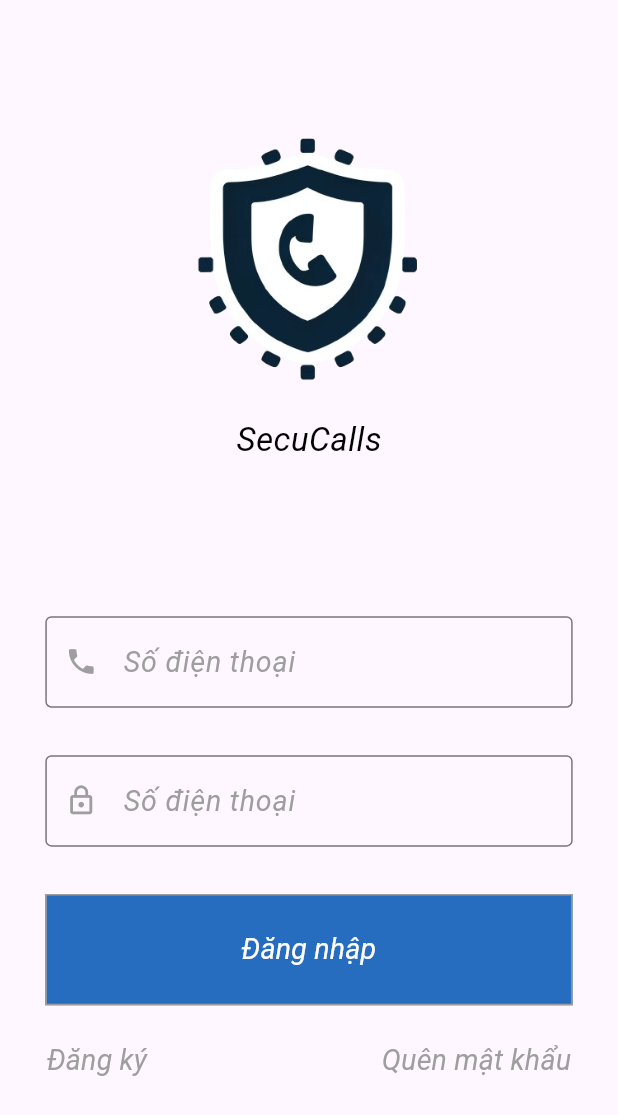
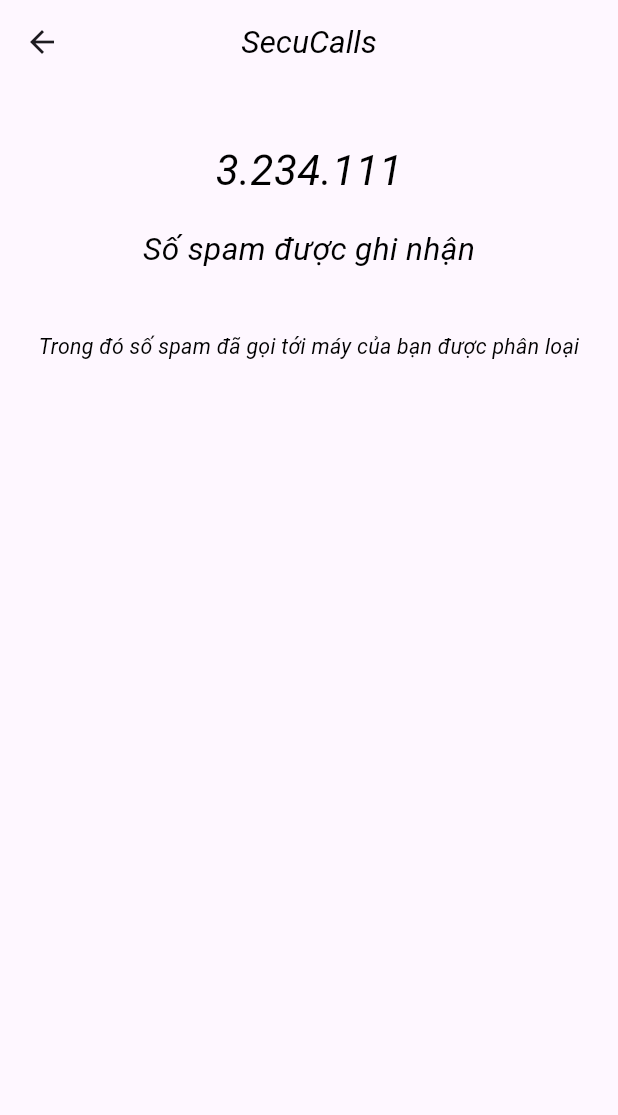
Before and after one commit to ngthanhtra165/SecuCalls, a Flutter app: the screen it shows after launch, after a tap on "Đăng nhập", on a phone screen of 412 x 824 dp. Shown: the top 1115 px of the screen. Run offline on Flutter 3.47's test engine with Material 3 defaults, Android fonts, the light colour scheme and no system bars; our stand-ins replace flutter_screenutil; Roboto replaces fonts that are missing (ABeeZee).

Commit message:
save code

```diff
--- a/lib/constant/style.dart
+++ b/lib/constant/style.dart
@@ -57,6 +57,14 @@
   fontStyle: FontStyle.italic,
 );
 
+const TextStyle textBlack28Italic = TextStyle(
+  fontFamily: "ABeeZee",
+  fontWeight: FontWeight.w400,
+  fontSize: 28,
+  color: Colors.black,
+  fontStyle: FontStyle.italic,
+);
+
 const TextStyle textBlack21 = TextStyle(
   fontFamily: "ABeeZee",
   fontWeight: FontWeight.w400,
--- a/lib/generate_route.dart
+++ b/lib/generate_route.dart
@@ -1,4 +1,5 @@
 import 'package:flutter/material.dart';
+import 'package:secucalls/screen/dashboard/dashboard_screen.dart';
 import 'package:secucalls/screen/forget_password/forget_password_screen.dart';
 import 'package:secucalls/screen/login/login_screen.dart';
 import 'package:secucalls/screen/register/register_screen.dart';
@@ -11,6 +12,8 @@
       return PageRouteBuilder(pageBuilder: (context, animation, secondaryAnimation) => const RegisterScreen());
     case "/ForgetPassword":
       return PageRouteBuilder(pageBuilder: (context, animation, secondaryAnimation) => const ForgetPasswordScreen());
+    case "/Dashboard":
+      return PageRouteBuilder(pageBuilder: (context, animation, secondaryAnimation) => const DashboardScreen());
     default:
       return PageRouteBuilder(pageBuilder: (context, animation, secondaryAnimation) => const LoginScreen());
   }
--- /dev/null
+++ b/lib/screen/dashboard/dashboard_screen.dart
@@ -0,0 +1,110 @@
+import 'package:flutter/material.dart';
+import 'package:flutter_screenutil/flutter_screenutil.dart';
+import 'package:secucalls/common/appbar.dart';
+import 'package:secucalls/common/button.dart';
+import 'package:secucalls/common/text_field.dart';
+import 'package:secucalls/constant/design_size.dart';
+import 'package:secucalls/constant/style.dart';
+import 'package:secucalls/screen/dashboard/dashboard_screen_def.dart';
+
+class DashboardScreen extends StatefulWidget {
+  const DashboardScreen({super.key});
+
+  @override
+  // ignore: library_private_types_in_public_api
+  _DashboardScreenState createState() => _DashboardScreenState();
+}
+
+class _DashboardScreenState extends State<DashboardScreen> {
+  @override
+  void initState() {
+    super.initState();
+    number = "3.234.111";
+  }
+
+  late String number;
+
+  @override
+  Widget build(BuildContext context) {
+    return ScreenUtilInit(
+      designSize: fullScreenPortraitSize,
+      child: SafeArea(
+        child: Scaffold(
+            // You can design your splash screen UI here
+            resizeToAvoidBottomInset: false,
+            appBar: AppBar(
+              centerTitle: true,
+              title: const Text(
+                title_appbar,
+                textAlign: TextAlign.center,
+                style: textBlack21Italic,
+              ),
+            ),
+            body: Column(
+              mainAxisAlignment: MainAxisAlignment.start,
+              children: [
+                SizedBox(
+                  height: size_display_box.height.h,
+                  width: double.infinity,
+                  child: Column(
+                    mainAxisAlignment: MainAxisAlignment.start,
+                    children: [
+                      SizedBox(
+                        height: top_margin_total_number.h,
+                      ),
+                      Padding(
+                        padding: EdgeInsets.only(
+                          left: left_margin_total_number.w,
+                          right: left_margin_total_number.w,
+                        ),
+                        child: FittedBox(
+                          fit: BoxFit.scaleDown,
+                          child: Text(
+                            number,
+                            style: textBlack28Italic,
+                          ),
+                        ),
+                      ),
+                      SizedBox(
+                        height: top_margin_title.h,
+                      ),
+                      Padding(
+                        padding: EdgeInsets.only(
+                          left: left_margin_title.w,
+                          right: left_margin_title.w,
+                        ),
+                        child: const FittedBox(
+                          fit: BoxFit.scaleDown,
+                          child: Text(
+                            text_title,
+                            style: textBlack21Italic,
+                          ),
+                        ),
+                      ),
+                      SizedBox(
+                        height: top_margin_sub_title.h,
+                      ),
+                      Expanded(
+                        child: Padding(
+                          padding: EdgeInsets.only(
+                            left: left_margin_sub_title.w,
+                            right: left_margin_sub_title.w,
+                          ),
+                          child: const FittedBox(
+                            fit: BoxFit.scaleDown,
+                            child: Text(
+                              sub_text_title,
+                              style: textBlack21Italic,
+                            ),
+                          ),
+                        ),
+                      ),
+                    ],
+                  ),
+                )
+              ],
+            )),
+      ),
+    );
+  }
+}
--- /dev/null
+++ b/lib/screen/dashboard/dashboard_screen_def.dart
@@ -0,0 +1,26 @@
+
+// ignore_for_file: constant_identifier_names
+
+import 'package:flutter/material.dart';
+
+const String title_appbar = "SecuCalls";
+const String text_title = "Số spam được ghi nhận";
+const String sub_text_title = "Trong đó số spam đã gọi tới máy của bạn được phân loại";
+const String text_day = "Ngày";
+const String text_week = "Tuần";
+const String text_month = "Tháng";
+const String text_sorac = "Số rác";
+const String text_soluadao = "Số lừa đảo";
+const String text_soquangcao = "Số quảng cáo";
+const String text_tongso = "Tổng số";
+
+const double top_margin_total_number = 60;
+const double left_margin_total_number = 220;
+const double top_margin_title = 30;
+const double left_margin_title = 140;
+const double top_margin_sub_title = 50;
+const double left_margin_sub_title = 47;
+const double height_tab_bar = 120;
+const double top_margin_tab_bar_view = 20;
+
+const Size size_display_box = Size(750 , 315);
```
